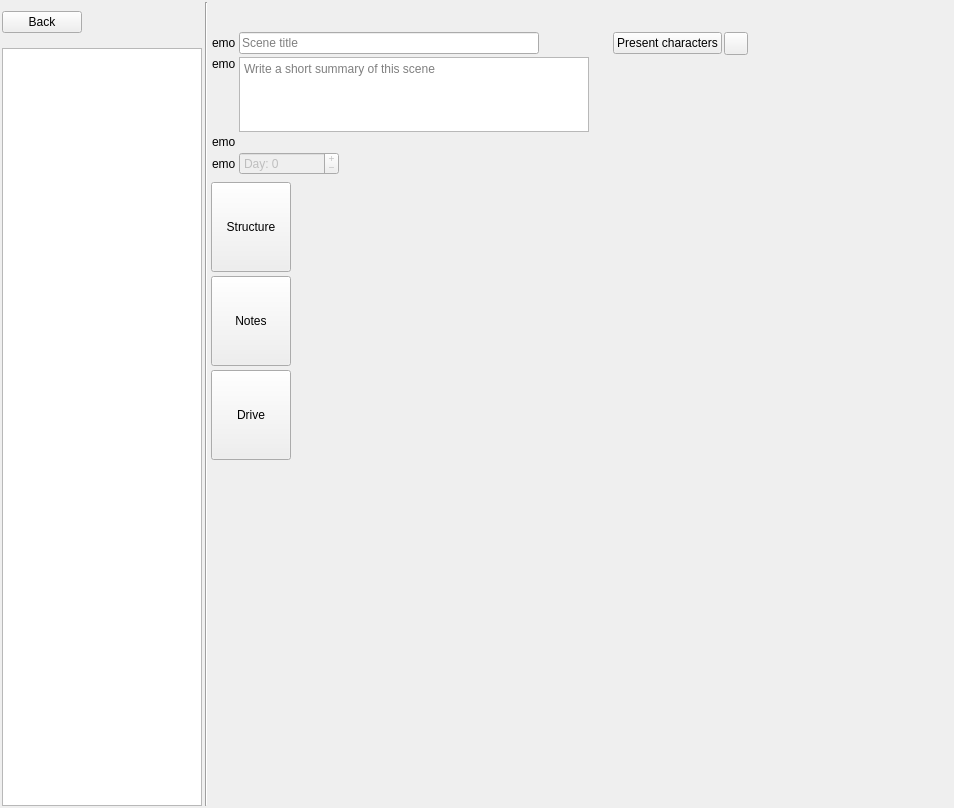
Old version of the form ui/scene_editor.ui in the repository zkovari/plotlyst.
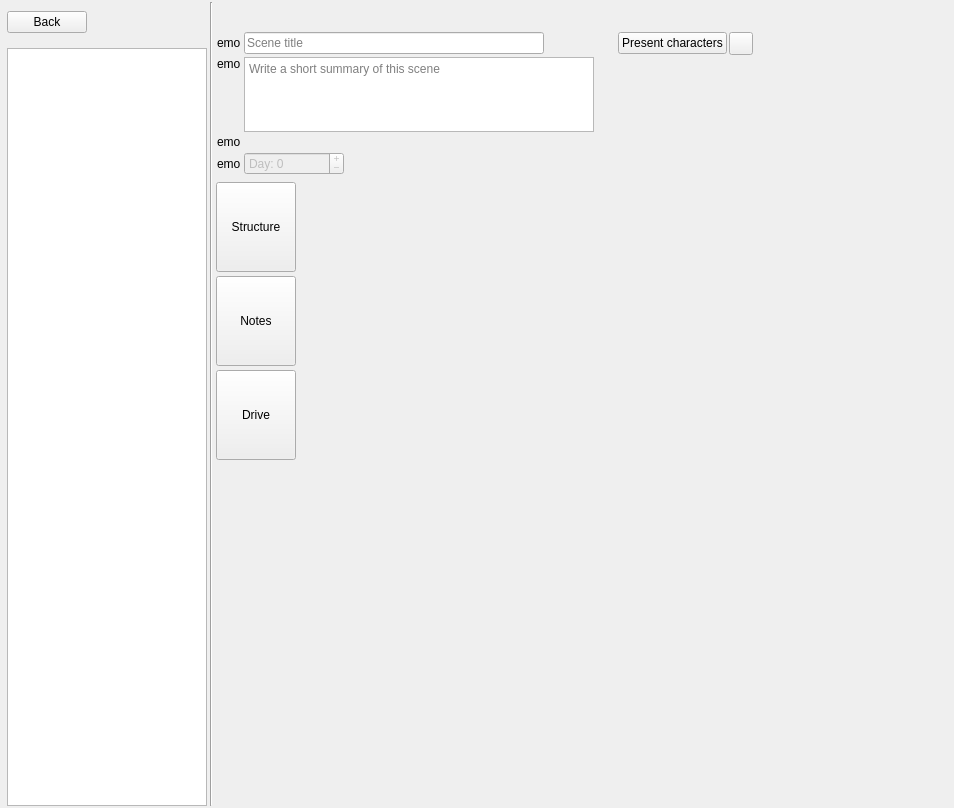
New version of the form. Custom widgets are drawn as their Qt base class.

The edit to the form file:
```diff
--- a/ui/scene_editor.ui
+++ b/ui/scene_editor.ui
@@ -18,7 +18,7 @@
     <number>3</number>
    </property>
    <property name="leftMargin">
-    <number>2</number>
+    <number>7</number>
    </property>
    <property name="topMargin">
     <number>2</number>
```
